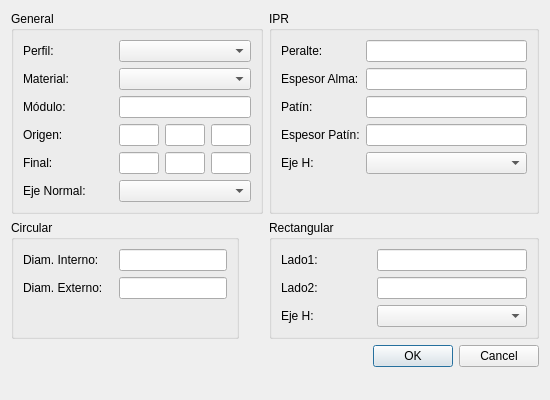
First picture: the form in addBar.ui, repository LuisFlahan4051/UPIITA-Resistance-Material-CombinedStress, before the edit.
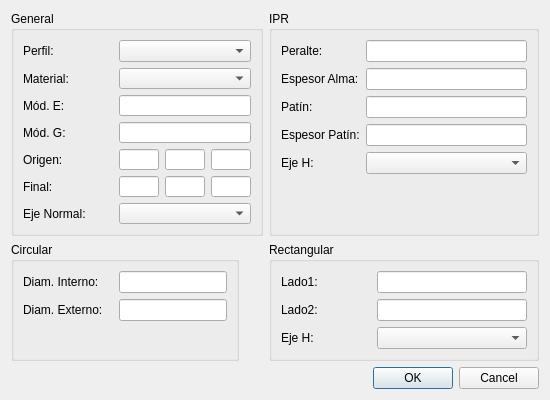
Second picture: the form after the edit.

```diff
--- a/addBar.ui
+++ b/addBar.ui
@@ -32,66 +32,6 @@
       <string>General</string>
      </property>
      <layout class="QGridLayout" name="gridLayout">
-      <item row="0" column="1" colspan="3">
-       <widget class="QComboBox" name="comboBoxMaterial_2"/>
-      </item>
-      <item row="3" column="1">
-       <widget class="QLineEdit" name="originX">
-        <property name="sizePolicy">
-         <sizepolicy hsizetype="Fixed" vsizetype="Fixed">
-          <horstretch>0</horstretch>
-          <verstretch>0</verstretch>
-         </sizepolicy>
-        </property>
-        <property name="maximumSize">
-         <size>
-          <width>40</width>
-          <height>16777215</height>
-         </size>
-        </property>
-       </widget>
-      </item>
-      <item row="2" column="1" colspan="3">
-       <widget class="QLineEdit" name="module"/>
-      </item>
-      <item row="4" column="0">
-       <widget class="QLabel" name="label_5">
-        <property name="minimumSize">
-         <size>
-          <width>90</width>
-          <height>0</height>
-         </size>
-        </property>
-        <property name="maximumSize">
-         <size>
-          <width>90</width>
-          <height>16777215</height>
-         </size>
-        </property>
-        <property name="text">
-         <string>Final:</string>
-        </property>
-       </widget>
-      </item>
-      <item row="4" column="2">
-       <widget class="QLineEdit" name="endY">
-        <property name="sizePolicy">
-         <sizepolicy hsizetype="Fixed" vsizetype="Fixed">
-          <horstretch>0</horstretch>
-          <verstretch>0</verstretch>
-         </sizepolicy>
-        </property>
-        <property name="maximumSize">
-         <size>
-          <width>40</width>
-          <height>16777215</height>
-         </size>
-        </property>
-       </widget>
-      </item>
-      <item row="5" column="1" colspan="3">
-       <widget class="QComboBox" name="comboBoxNormalAxis"/>
-      </item>
       <item row="2" column="0">
        <widget class="QLabel" name="label_3">
         <property name="minimumSize">
@@ -107,41 +47,12 @@
          </size>
         </property>
         <property name="text">
-         <string>Módulo:</string>
+         <string>Mód. E:</string>
         </property>
        </widget>
       </item>
-      <item row="4" column="1">
-       <widget class="QLineEdit" name="endX">
-        <property name="sizePolicy">
-         <sizepolicy hsizetype="Fixed" vsizetype="Fixed">
-          <horstretch>0</horstretch>
-          <verstretch>0</verstretch>
-         </sizepolicy>
-        </property>
-        <property name="maximumSize">
-         <size>
-          <width>40</width>
-          <height>16777215</height>
-         </size>
-        </property>
-       </widget>
-      </item>
-      <item row="3" column="3">
-       <widget class="QLineEdit" name="originZ">
-        <property name="sizePolicy">
-         <sizepolicy hsizetype="Fixed" vsizetype="Fixed">
-          <horstretch>0</horstretch>
-          <verstretch>0</verstretch>
-         </sizepolicy>
-        </property>
-        <property name="maximumSize">
-         <size>
-          <width>40</width>
-          <height>16777215</height>
-         </size>
-        </property>
-       </widget>
+      <item row="6" column="1" colspan="3">
+       <widget class="QComboBox" name="comboBoxNormalAxis"/>
       </item>
       <item row="1" column="0">
        <widget class="QLabel" name="label_2">
@@ -162,17 +73,125 @@
         </property>
        </widget>
       </item>
-      <item row="3" column="0">
+      <item row="5" column="2">
+       <widget class="QLineEdit" name="endY">
+        <property name="sizePolicy">
+         <sizepolicy hsizetype="Fixed" vsizetype="Fixed">
+          <horstretch>0</horstretch>
+          <verstretch>0</verstretch>
+         </sizepolicy>
+        </property>
+        <property name="maximumSize">
+         <size>
+          <width>40</width>
+          <height>16777215</height>
+         </size>
+        </property>
+       </widget>
+      </item>
+      <item row="5" column="1">
+       <widget class="QLineEdit" name="endX">
+        <property name="sizePolicy">
+         <sizepolicy hsizetype="Fixed" vsizetype="Fixed">
+          <horstretch>0</horstretch>
+          <verstretch>0</verstretch>
+         </sizepolicy>
+        </property>
+        <property name="maximumSize">
+         <size>
+          <width>40</width>
+          <height>16777215</height>
+         </size>
+        </property>
+       </widget>
+      </item>
+      <item row="0" column="1" colspan="3">
+       <widget class="QComboBox" name="comboBoxPerfil"/>
+      </item>
+      <item row="4" column="1">
+       <widget class="QLineEdit" name="originX">
+        <property name="sizePolicy">
+         <sizepolicy hsizetype="Fixed" vsizetype="Fixed">
+          <horstretch>0</horstretch>
+          <verstretch>0</verstretch>
+         </sizepolicy>
+        </property>
+        <property name="maximumSize">
+         <size>
+          <width>40</width>
+          <height>16777215</height>
+         </size>
+        </property>
+       </widget>
+      </item>
+      <item row="6" column="0">
+       <widget class="QLabel" name="label_6">
+        <property name="minimumSize">
+         <size>
+          <width>90</width>
+          <height>0</height>
+         </size>
+        </property>
+        <property name="maximumSize">
+         <size>
+          <width>90</width>
+          <height>16777215</height>
+         </size>
+        </property>
+        <property name="text">
+         <string>Eje Normal:</string>
+        </property>
+       </widget>
+      </item>
+      <item row="2" column="1" colspan="3">
+       <widget class="QLineEdit" name="moduleE"/>
+      </item>
+      <item row="5" column="0">
+       <widget class="QLabel" name="label_5">
+        <property name="minimumSize">
+         <size>
+          <width>50</width>
+          <height>0</height>
+         </size>
+        </property>
+        <property name="maximumSize">
+         <size>
+          <width>50</width>
+          <height>16777215</height>
+         </size>
+        </property>
+        <property name="text">
+         <string>Final:</string>
+        </property>
+       </widget>
+      </item>
+      <item row="5" column="3">
+       <widget class="QLineEdit" name="endZ">
+        <property name="sizePolicy">
+         <sizepolicy hsizetype="Fixed" vsizetype="Fixed">
+          <horstretch>0</horstretch>
+          <verstretch>0</verstretch>
+         </sizepolicy>
+        </property>
+        <property name="maximumSize">
+         <size>
+          <width>40</width>
+          <height>16777215</height>
+         </size>
+        </property>
+       </widget>
+      </item>
+      <item row="4" column="0">
        <widget class="QLabel" name="label_4">
         <property name="minimumSize">
          <size>
-          <width>90</width>
+          <width>50</width>
           <height>0</height>
          </size>
         </property>
         <property name="maximumSize">
          <size>
-          <width>90</width>
+          <width>50</width>
           <height>16777215</height>
          </size>
         </property>
@@ -181,6 +200,38 @@
         </property>
        </widget>
       </item>
+      <item row="4" column="2">
+       <widget class="QLineEdit" name="originY">
+        <property name="sizePolicy">
+         <sizepolicy hsizetype="Fixed" vsizetype="Fixed">
+          <horstretch>0</horstretch>
+          <verstretch>0</verstretch>
+         </sizepolicy>
+        </property>
+        <property name="maximumSize">
+         <size>
+          <width>40</width>
+          <height>16777215</height>
+         </size>
+        </property>
+       </widget>
+      </item>
+      <item row="4" column="3">
+       <widget class="QLineEdit" name="originZ">
+        <property name="sizePolicy">
+         <sizepolicy hsizetype="Fixed" vsizetype="Fixed">
+          <horstretch>0</horstretch>
+          <verstretch>0</verstretch>
+         </sizepolicy>
+        </property>
+        <property name="maximumSize">
+         <size>
+          <width>40</width>
+          <height>16777215</height>
+         </size>
+        </property>
+       </widget>
+      </item>
       <item row="1" column="1" colspan="3">
        <widget class="QComboBox" name="comboBoxMaterial"/>
       </item>
@@ -203,56 +254,15 @@
         </property>
        </widget>
       </item>
-      <item row="5" column="0">
-       <widget class="QLabel" name="label_6">
-        <property name="minimumSize">
-         <size>
-          <width>90</width>
-          <height>0</height>
-         </size>
-        </property>
-        <property name="maximumSize">
-         <size>
-          <width>90</width>
-          <height>16777215</height>
-         </size>
-        </property>
+      <item row="3" column="0">
+       <widget class="QLabel" name="labelg">
         <property name="text">
-         <string>Eje Normal:</string>
+         <string>Mód. G:</string>
         </property>
        </widget>
       </item>
-      <item row="4" column="3">
-       <widget class="QLineEdit" name="endZ">
-        <property name="sizePolicy">
-         <sizepolicy hsizetype="Fixed" vsizetype="Fixed">
-          <horstretch>0</horstretch>
-          <verstretch>0</verstretch>
-         </sizepolicy>
-        </property>
-        <property name="maximumSize">
-         <size>
-          <width>40</width>
-          <height>16777215</height>
-         </size>
-        </property>
-       </widget>
-      </item>
-      <item row="3" column="2">
-       <widget class="QLineEdit" name="originY">
-        <property name="sizePolicy">
-         <sizepolicy hsizetype="Fixed" vsizetype="Fixed">
-          <horstretch>0</horstretch>
-          <verstretch>0</verstretch>
-         </sizepolicy>
-        </property>
-        <property name="maximumSize">
-         <size>
-          <width>40</width>
-          <height>16777215</height>
-         </size>
-        </property>
-       </widget>
+      <item row="3" column="1" colspan="3">
+       <widget class="QLineEdit" name="moduleG"/>
       </item>
      </layout>
     </widget>
```
